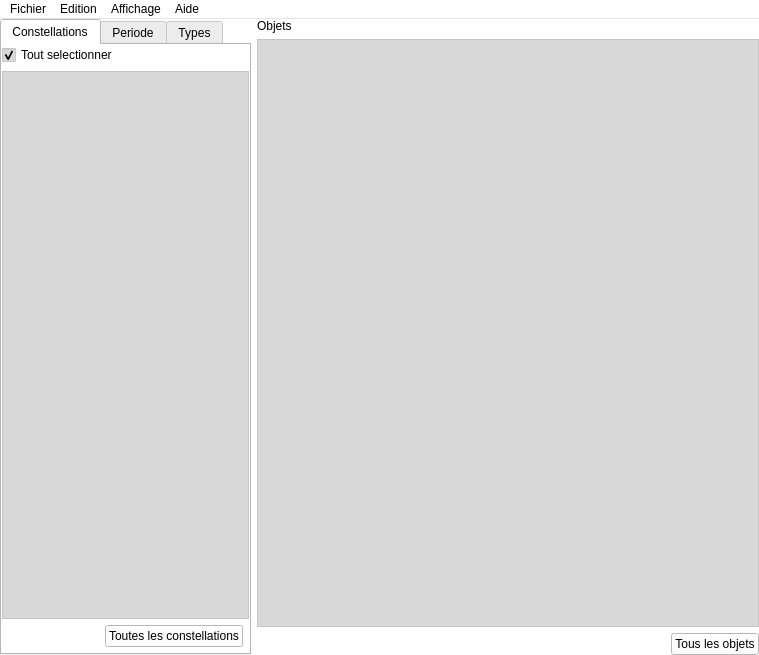
Above: mainwindow.ui from Paracetamol56/Observeur2 before the change. Below: the same form after it.
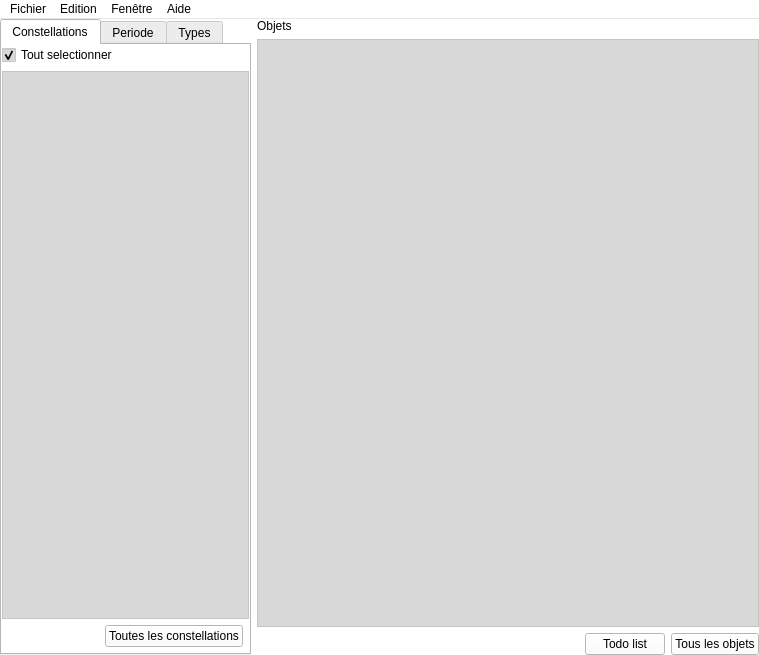
That is the form after the change.

Diff of the .ui file:
```diff
--- a/mainwindow.ui
+++ b/mainwindow.ui
@@ -681,6 +681,13 @@
           </property>
          </spacer>
         </item>
+        <item>
+         <widget class="QPushButton" name="pushButton">
+          <property name="text">
+           <string>Todo list</string>
+          </property>
+         </widget>
+        </item>
         <item>
          <widget class="QPushButton" name="AllObjectsPushButton">
           <property name="text">
@@ -717,7 +724,7 @@
    </widget>
    <widget class="QMenu" name="menuAffichage">
     <property name="title">
-     <string>Affichage</string>
+     <string>Fenêtre</string>
     </property>
     <widget class="QMenu" name="menuTh_me">
      <property name="title">
```
Left out of the diff: 55 changed lines with no effect on the pictures.
